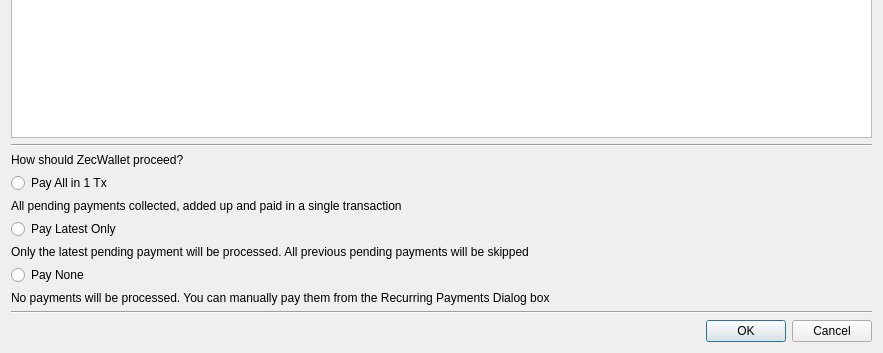
This is src/recurringmultiple.ui in michailduzhanski/awallet as Qt 5 draws it before an edit; both pictures show x 0 to 883 and y 448 to 801 of the 883 by 801 pixel window. The edited form follows.
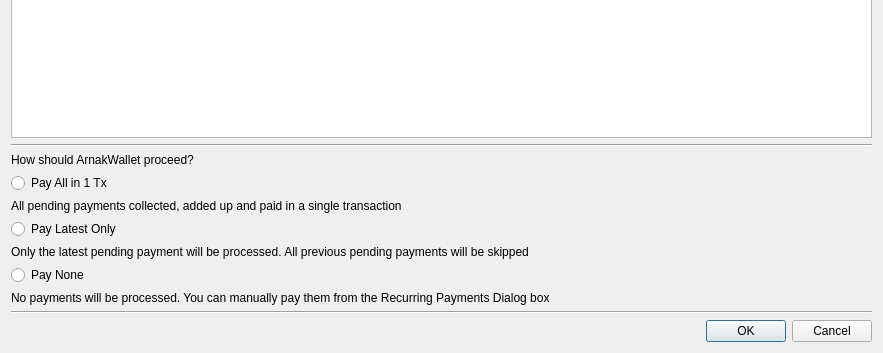
This is the edited form.

```diff
--- a/src/recurringmultiple.ui
+++ b/src/recurringmultiple.ui
@@ -41,7 +41,7 @@
    <item row="8" column="0" colspan="2">
     <widget class="QLabel" name="label_2">
      <property name="text">
-      <string>How should ZecWallet proceed?</string>
+      <string>How should ArnakWallet proceed?</string>
      </property>
     </widget>
    </item>
```
